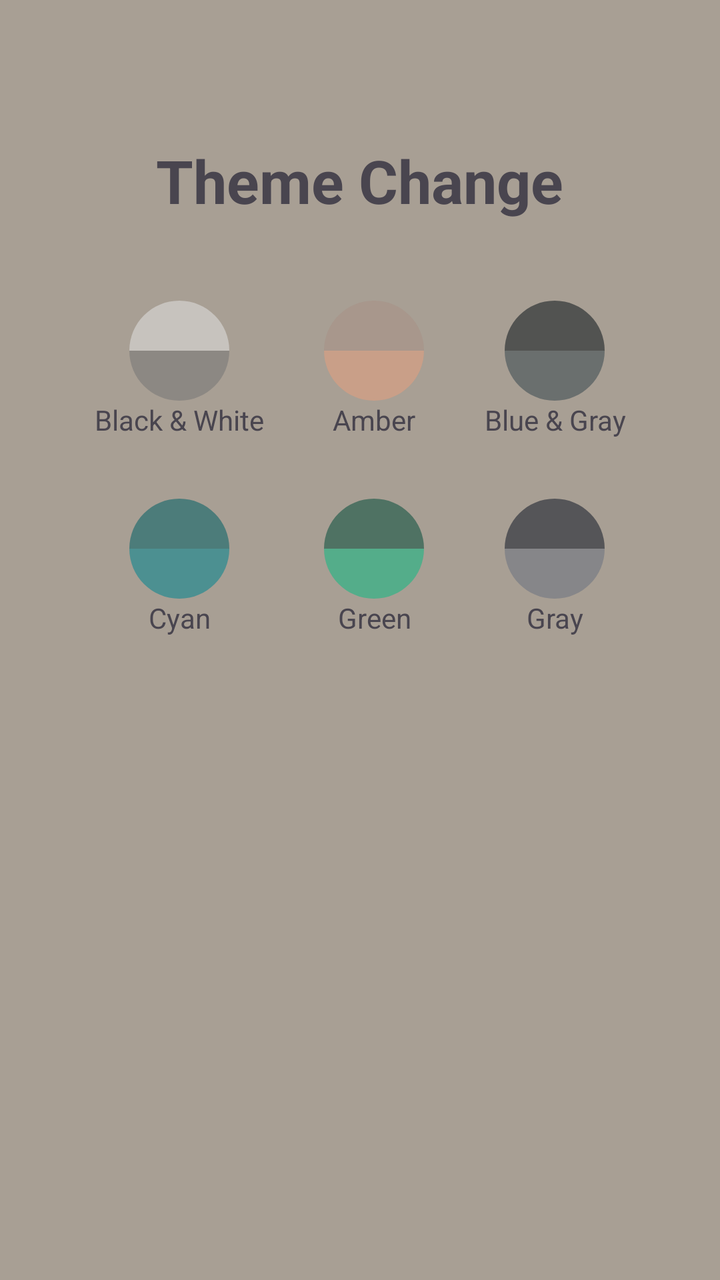
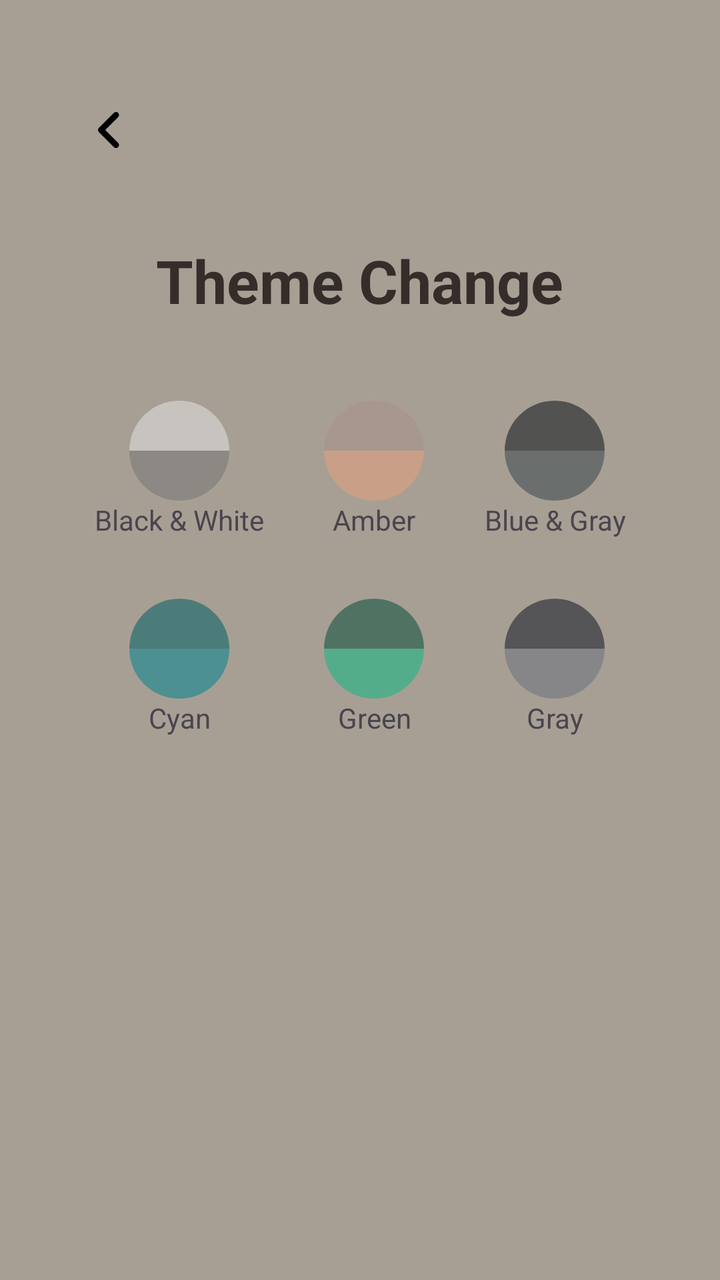

Screens rendered from an Android XML layout before and after an edit, with the pre-edit source and the edit as a unified diff.
<!-- AndroidManifest.xml: application theme Theme.Calculator -->
<!-- res/layout/activity_change_theme.xml -->
<?xml version="1.0" encoding="utf-8"?>
<LinearLayout xmlns:android="http://schemas.android.com/apk/res/android"
    xmlns:app="http://schemas.android.com/apk/res-auto"
    xmlns:tools="http://schemas.android.com/tools"
    android:id="@+id/main"
    android:layout_width="match_parent"
    android:layout_height="match_parent"
    android:background="#A89F94"
    android:orientation="vertical"
    android:paddingTop="70dp"
    tools:context=".ChangeTheme">

    <TextView
        android:layout_width="wrap_content"
        android:layout_height="wrap_content"
        android:layout_gravity="center"
        android:layout_marginBottom="25dp"
        android:text="@string/theme_change"
        android:textSize="30sp"
        android:textStyle="bold" />


    <TableLayout
        android:layout_width="wrap_content"
        android:layout_height="wrap_content"
        android:layout_gravity="center">

        <TableRow
            android:layout_width="match_parent"
            android:layout_height="match_parent">

            <TextView
                android:layout_width="wrap_content"
                android:layout_height="wrap_content"
                android:padding="15dp"
                android:text="@string/black_amp_white"
                android:textAlignment="center"
                app:drawableTopCompat="@drawable/black_white_icon" />

            <TextView
                android:layout_width="wrap_content"
                android:layout_height="wrap_content"
                android:padding="15dp"
                android:text="@string/amber"
                android:textAlignment="center"
                app:drawableTopCompat="@drawable/amber_icon" />

            <TextView
                android:layout_width="wrap_content"
                android:layout_height="wrap_content"
                android:padding="15dp"
                android:text="@string/blue_amp_gray"
                android:textAlignment="center"
                app:drawableTopCompat="@drawable/blue_gray_icon" />
        </TableRow>

        <TableRow>

            <TextView
                android:layout_width="wrap_content"
                android:layout_height="wrap_content"
                android:padding="15dp"
                android:text="@string/cyan"
                android:textAlignment="center"
                app:drawableTopCompat="@drawable/cyan_icon" />

            <TextView
                android:layout_width="wrap_content"
                android:layout_height="wrap_content"
                android:padding="15dp"
                android:text="@string/green"
                android:textAlignment="center"
                app:drawableTopCompat="@drawable/green_icon" />

            <TextView
                android:layout_width="wrap_content"
                android:layout_height="wrap_content"
                android:padding="15dp"
                android:text="@string/gray"
                android:textAlignment="center"
                app:drawableTopCompat="@drawable/gray_icon" />
        </TableRow>
    </TableLayout>


</LinearLayout>
<!-- resources referenced by this layout -->
<resources>
  <!-- drawable amber_icon (drawable) -->
  <vector xmlns:android="http://schemas.android.com/apk/res/android"
      android:width="50dp"
      android:height="50dp"
      android:viewportWidth="50"
      android:viewportHeight="50">
    <path
        android:pathData="M0,25C0,11.193 11.193,0 25,0C38.807,0 50,11.193 50,25H0Z"
        android:strokeAlpha="0.55"
        android:fillColor="#A89085"
        android:fillAlpha="0.55"/>
    <path
        android:pathData="M0,25H50C50,38.807 38.807,50 25,50C11.193,50 0,38.807 0,25Z"
        android:strokeAlpha="0.55"
        android:fillColor="#E49E7E"
        android:fillAlpha="0.55"/>
  </vector>
  <!-- drawable cyan_icon (drawable) -->
  <vector xmlns:android="http://schemas.android.com/apk/res/android"
      android:width="50dp"
      android:height="50dp"
      android:viewportWidth="50"
      android:viewportHeight="50">
    <path
        android:pathData="M0,25C0,11.193 11.193,0 25,0C38.807,0 50,11.193 50,25H0Z"
        android:strokeAlpha="0.55"
        android:fillColor="#006064"
        android:fillAlpha="0.55"/>
    <path
        android:pathData="M0,25H50C50,38.807 38.807,50 25,50C11.193,50 0,38.807 0,25Z"
        android:strokeAlpha="0.55"
        android:fillColor="#00838F"
        android:fillAlpha="0.55"/>
  </vector>
  <!-- drawable gray_icon (drawable) -->
  <vector xmlns:android="http://schemas.android.com/apk/res/android"
      android:width="50dp"
      android:height="50dp"
      android:viewportWidth="50"
      android:viewportHeight="50">
    <path
        android:pathData="M0,25C0,11.193 11.193,0 25,0C38.807,0 50,11.193 50,25H0Z"
        android:strokeAlpha="0.55"
        android:fillColor="#111827"
        android:fillAlpha="0.55"/>
    <path
        android:pathData="M0,25H50C50,38.807 38.807,50 25,50C11.193,50 0,38.807 0,25Z"
        android:strokeAlpha="0.55"
        android:fillColor="#6B7280"
        android:fillAlpha="0.55"/>
  </vector>
  <!-- drawable green_icon (drawable) -->
  <vector xmlns:android="http://schemas.android.com/apk/res/android"
      android:width="50dp"
      android:height="50dp"
      android:viewportWidth="50"
      android:viewportHeight="50">
    <path
        android:pathData="M0,25C0,11.193 11.193,0 25,0C38.807,0 50,11.193 50,25H0Z"
        android:strokeAlpha="0.55"
        android:fillColor="#064E3B"
        android:fillAlpha="0.55"/>
    <path
        android:pathData="M0,25H50C50,38.807 38.807,50 25,50C11.193,50 0,38.807 0,25Z"
        android:strokeAlpha="0.55"
        android:fillColor="#10B981"
        android:fillAlpha="0.55"/>
  </vector>
  <string name="amber">Amber</string>
  <string name="black_amp_white">Black &amp; White</string>
  <string name="blue_amp_gray">Blue &amp; Gray</string>
  <string name="cyan">Cyan</string>
  <string name="gray">Gray</string>
  <string name="green">Green</string>
  <string name="theme_change">Theme Change</string>
  <style name="Theme.Calculator" parent="Base.Theme.Calculator" />
  <style name="Base.Theme.Calculator" parent="Theme.Material3.DayNight.NoActionBar">
          
          
      </style>
  <!-- unchanged entries left out for length: 2 -->
</resources>

<!-- the commit's change to res/layout/activity_change_theme.xml (unified diff, before → after) -->
@@ -5,16 +5,25 @@
     android:id="@+id/main"
     android:layout_width="match_parent"
     android:layout_height="match_parent"
-    android:background="#A89F94"
+    android:background="?attr/colorBackground"
     android:orientation="vertical"
-    android:paddingTop="70dp"
+    android:paddingTop="50dp"
     tools:context=".ChangeTheme">
+
+    <TextView
+        android:id="@+id/back"
+        android:layout_width="wrap_content"
+        android:layout_height="wrap_content"
+        android:background="@drawable/left_angle"
+        android:layout_marginStart="40dp"
+        android:layout_marginBottom="40dp"/>
 
     <TextView
         android:layout_width="wrap_content"
         android:layout_height="wrap_content"
         android:layout_gravity="center"
         android:layout_marginBottom="25dp"
+        android:textColor="?attr/colorOnBackground"
         android:text="@string/theme_change"
         android:textSize="30sp"
         android:textStyle="bold" />
@@ -30,6 +39,7 @@
             android:layout_height="match_parent">
 
             <TextView
+                android:id="@+id/baw"
                 android:layout_width="wrap_content"
                 android:layout_height="wrap_content"
                 android:padding="15dp"
@@ -38,6 +48,7 @@
                 app:drawableTopCompat="@drawable/black_white_icon" />
 
             <TextView
+                android:id="@+id/amber"
                 android:layout_width="wrap_content"
                 android:layout_height="wrap_content"
                 android:padding="15dp"
@@ -46,6 +57,7 @@
                 app:drawableTopCompat="@drawable/amber_icon" />
 
             <TextView
+                android:id="@+id/bag"
                 android:layout_width="wrap_content"
                 android:layout_height="wrap_content"
                 android:padding="15dp"
@@ -57,6 +69,7 @@
         <TableRow>
 
             <TextView
+                android:id="@+id/cyan"
                 android:layout_width="wrap_content"
                 android:layout_height="wrap_content"
                 android:padding="15dp"
@@ -65,6 +78,7 @@
                 app:drawableTopCompat="@drawable/cyan_icon" />
 
             <TextView
+                android:id="@+id/green"
                 android:layout_width="wrap_content"
                 android:layout_height="wrap_content"
                 android:padding="15dp"
@@ -73,6 +87,7 @@
                 app:drawableTopCompat="@drawable/green_icon" />
 
             <TextView
+                android:id="@+id/gray"
                 android:layout_width="wrap_content"
                 android:layout_height="wrap_content"
                 android:padding="15dp"
<!-- resource entries referenced after the edit -->
@@ -68,6 +68,16 @@
         android:fillColor="#10B981"
         android:fillAlpha="0.55"/>
   </vector>
+  <!-- drawable left_angle (drawable) -->
+  <vector xmlns:android="http://schemas.android.com/apk/res/android"
+      android:width="30dp"
+      android:height="30dp"
+      android:viewportWidth="640"
+      android:viewportHeight="640">
+    <path
+        android:fillColor="#FF000000"
+        android:pathData="M201.4,297.4C188.9,309.9 188.9,330.2 201.4,342.7L361.4,502.7C373.9,515.2 394.2,515.2 406.7,502.7C419.2,490.2 419.2,469.9 406.7,457.4L269.3,320L406.6,182.6C419.1,170.1 419.1,149.8 406.6,137.3C394.1,124.8 373.8,124.8 361.3,137.3L201.3,297.3z"/>
+  </vector>
   <string name="amber">Amber</string>
   <string name="black_amp_white">Black &amp; White</string>
   <string name="blue_amp_gray">Blue &amp; Gray</string>
@@ -75,10 +85,15 @@
   <string name="gray">Gray</string>
   <string name="green">Green</string>
   <string name="theme_change">Theme Change</string>
-  <style name="Theme.Calculator" parent="Base.Theme.Calculator" />
-  <style name="Base.Theme.Calculator" parent="Theme.Material3.DayNight.NoActionBar">
-          
-          
+  <style name="Theme.Calculator" parent="Theme.Calculator.Amber" />
+  <style name="Theme.Calculator.Amber" parent="Theme.Material3.DayNight.NoActionBar">
+          <item name="colorBackground">#A89F94</item>
+          <item name="colorDisplayBackground">#A89085</item>
+          <item name="colorOnBackground">#352D2A</item>
+          <item name="colorText">#352D2A</item>
+          <item name="colorButtonImportant">#E49E7E</item>
+          <item name="colorButtonNormal">#97877F</item>
+          <item name="colorNumber">#DFD9D4</item>
       </style>
   <!-- unchanged entries left out for length: 2 -->
 </resources>
